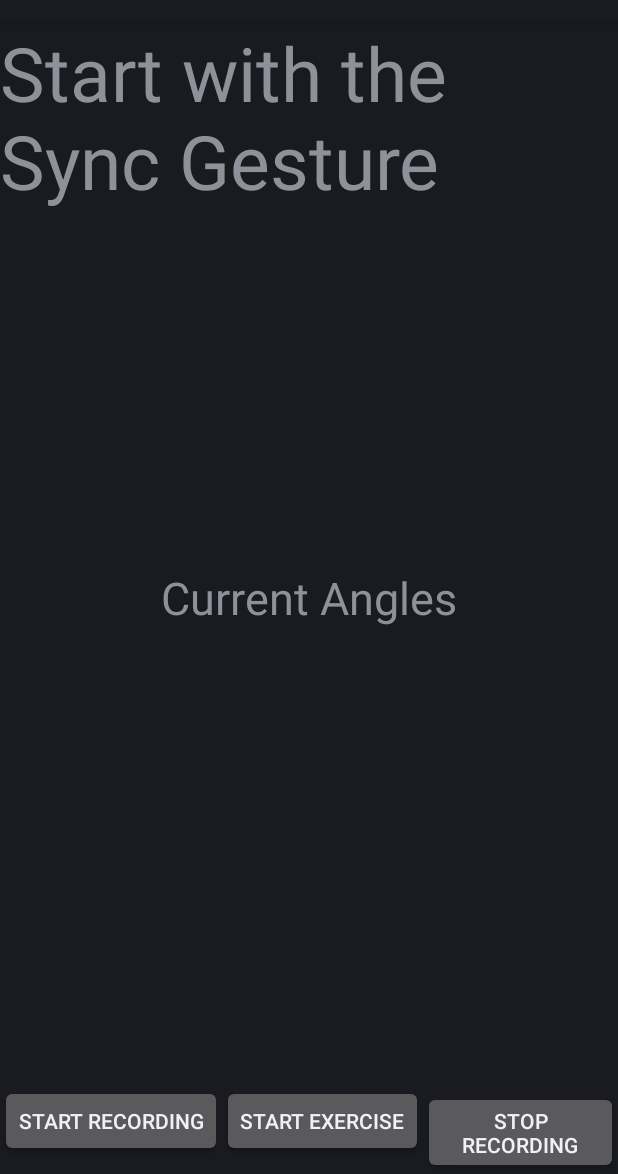
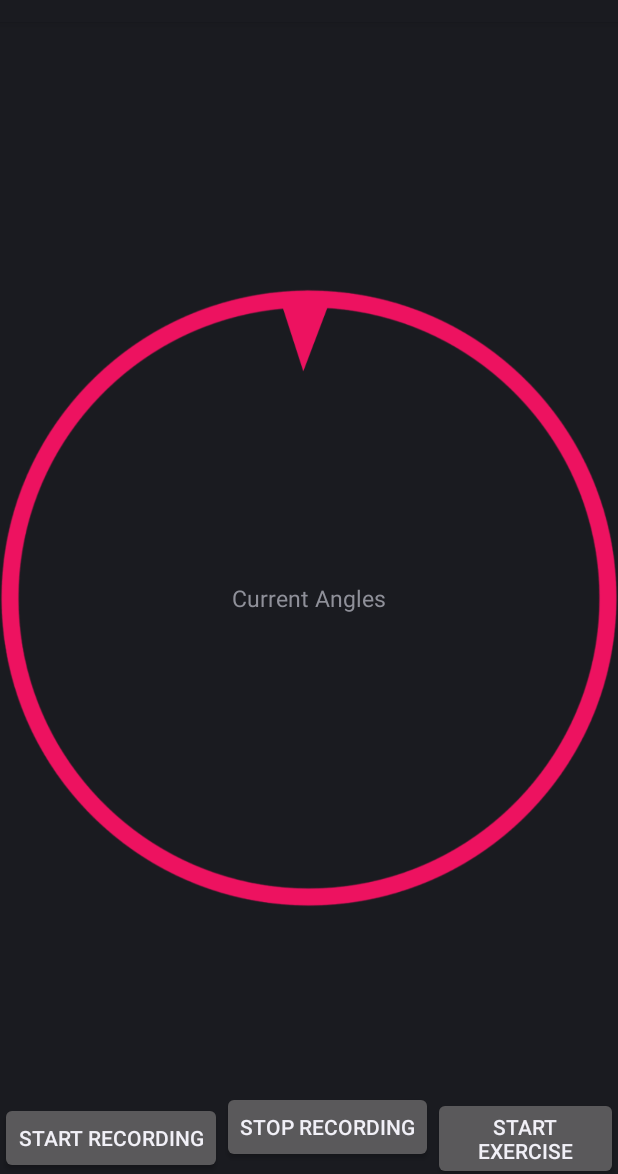
Before and after one commit to mathieu-wang/Myo_Workout_Monitor, an Android app: the screen it shows after launch (MainActivity), on a phone screen of 412 x 824 dp, the part 62-1236 px from its top. Run offline under Robolectric (Android 15) with nearby library versions, the phone set to English and light mode, and no system bars; libraries missing offline, so code that uses them is left out: com.thalmic.myo; 3 statements that could not run were skipped.

Commit message:
Added code to update the gauge

```diff
--- a/WorkoutMonitor/build.gradle
+++ b/WorkoutMonitor/build.gradle
@@ -18,7 +18,7 @@ dependencies {
             // this must point to the myorepository distributed with the Myo SDK
             ///Users/Gc/Downloads/myo-android-sdk-0.6.0
 
-            url '/Users/Gc/Downloads/myo-android-sdk-0.6.0/myorepository'
+            url '/Users/Mystery/Downloads/myo-android-sdk-0.6.0/myorepository'
         }
     }
     compile 'com.thalmic:myosdk:0.6.0@aar'
--- a/WorkoutMonitor/src/main/java/com/myoworkoutmonitor/android/workoutmonitor/MainActivity.java
+++ b/WorkoutMonitor/src/main/java/com/myoworkoutmonitor/android/workoutmonitor/MainActivity.java
@@ -17,6 +17,7 @@ import android.view.MenuInflater;
 import android.view.MenuItem;
 import android.view.View;
 import android.widget.Button;
+import android.widget.ImageView;
 import android.widget.TextView;
 import android.widget.Toast;
 
@@ -52,7 +53,7 @@ public class MainActivity extends Activity {
     private float minPitch = Float.MAX_VALUE;
     private boolean isRecording = false;
     private boolean isStarted = false;
-
+    private boolean isRecorded = false;
     private boolean maxReached = false;
     private boolean minReached = false;
 
@@ -155,6 +156,24 @@ public class MainActivity extends Activity {
             sb.append("Pitch: ").append(round(pitch, 3)).append(System.getProperty("line.separator"));
             sb.append("Yaw: ").append(round(yaw, 3)).append(System.getProperty("line.separator"));
             anglesView.setText(sb.toString());
+
+            //code to update the curve
+            if (isRecorded) {
+                ImageView imageView = (ImageView) findViewById(R.id.imageView);
+                imageView.setPivotX(imageView.getWidth()/2);
+                imageView.setPivotY(imageView.getHeight()/2);
+                imageView.setRotation(updateImageView(savedMin, savedMax, pitch));
+
+            }
+        }
+
+        private float updateImageView(float min, float max, float current) {
+            float interval = Math.abs(max) + Math.abs(min);
+            if (current<0) {
+                return ((min-current)/interval)*360;
+            } else {
+                return ((current + Math.abs(min))/interval)*360;
+            }
         }
 
         // onPose() is called whenever a Myo provides a new pose.
@@ -232,6 +251,7 @@ public class MainActivity extends Activity {
                 isRecording = false;
                 String toSave = maxPitch + "," + minPitch;
                 write("Exercise_1", toSave);
+                isRecorded = true;
             }
         });
 
--- a/WorkoutMonitor/src/main/res/layout/activity_workoutmonitor.xml
+++ b/WorkoutMonitor/src/main/res/layout/activity_workoutmonitor.xml
@@ -1,28 +1,12 @@
 <FrameLayout xmlns:android="http://schemas.android.com/apk/res/android"
     xmlns:tools="http://schemas.android.com/tools"
+    xmlns:seekarc="http://schemas.android.com/apk/res-auto"
     android:id="@+id/container"
     android:layout_width="match_parent"
     android:layout_height="match_parent"
     tools:context="com.myoworkoutmonitor.android.workoutmonitor.MainActivity"
     tools:ignore="MergeRootFrame">
 
-    <TextView
-        android:id="@+id/text"
-        android:text="@string/display_text"
-        android:textSize="50dp"
-        android:layout_width="wrap_content"
-        android:layout_height="wrap_content"
-        android:layout_gravity="center_horizontal|top"
-        tools:ignore="SpUsage"/>
-
-    <TextView
-        android:id="@+id/angle_text"
-        android:text="@string/angle_text"
-        android:textSize="30dp"
-        android:layout_width="wrap_content"
-        android:layout_height="wrap_content"
-        android:layout_gravity="center"
-        tools:ignore="SpUsage"/>
     <LinearLayout
         android:layout_width="fill_parent"
         android:layout_height="wrap_content"
@@ -35,20 +19,34 @@
         android:id="@+id/start_recording"
         android:layout_gravity="left|bottom" />
 
-    <Button
+        <Button
+            android:layout_width="wrap_content"
+            android:layout_height="wrap_content"
+            android:text="Stop Recording"
+            android:id="@+id/stop_recording" />
+
+        <Button
         android:layout_width="wrap_content"
         android:layout_height="wrap_content"
         android:text="Start Exercise"
-        android:id="@+id/start_exercise"
-        android:layout_gravity="center|bottom" />
-
-    <Button
-        android:layout_width="wrap_content"
-        android:layout_height="wrap_content"
-        android:text="Stop Recording"
-        android:id="@+id/stop_recording"
-        android:layout_gravity="right|bottom" />
+        android:id="@+id/start_exercise" />
 
     </LinearLayout>
 
+    <TextView
+        android:id="@+id/angle_text"
+        android:text="@string/angle_text"
+        android:textSize="15dp"
+        android:layout_width="wrap_content"
+        android:layout_height="wrap_content"
+        android:layout_gravity="center"
+        tools:ignore="SpUsage"/>
+
+    <ImageView
+        android:layout_width="wrap_content"
+        android:layout_height="wrap_content"
+        android:id="@+id/imageView"
+        android:layout_gravity="center_horizontal|top"
+        android:src="@drawable/gauge" />
+
 </FrameLayout>
```
Also changed, not shown: WorkoutMonitor/src/main/res/drawable/gauge.png (added), 1 other file.
